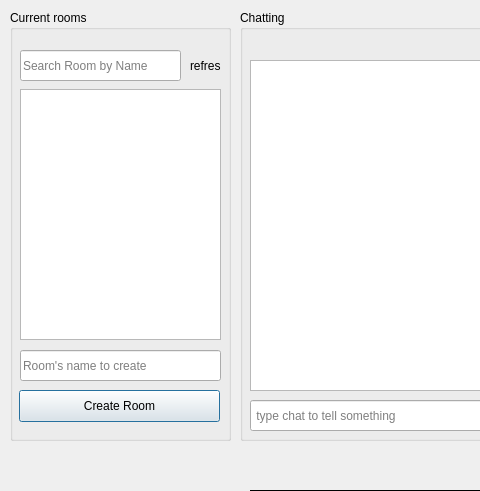
First picture: the form in client/ui/lobby.ui, repository BloodSweatTearz/Pyting, before the edit; both pictures show x 0 to 480 and y 0 to 491 of the 853 by 649 pixel window.
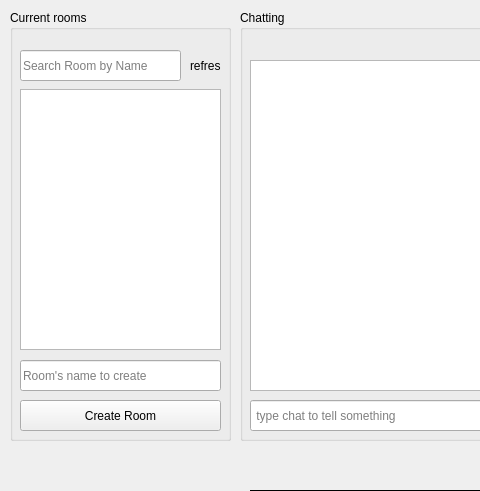
Second picture: the form after the edit.

What changed in the file:
```diff
--- a/client/ui/lobby.ui
+++ b/client/ui/lobby.ui
@@ -28,26 +28,13 @@
    <property name="title">
     <string>Current rooms</string>
    </property>
-   <widget class="QPushButton" name="createChatBtn">
-    <property name="geometry">
-     <rect>
-      <x>9</x>
-      <y>380</y>
-      <width>201</width>
-      <height>32</height>
-     </rect>
-    </property>
-    <property name="text">
-     <string>Create Room</string>
-    </property>
-   </widget>
    <widget class="QListWidget" name="roomlist">
     <property name="geometry">
      <rect>
       <x>10</x>
       <y>79</y>
       <width>201</width>
-      <height>251</height>
+      <height>261</height>
      </rect>
     </property>
     <property name="font">
@@ -63,7 +50,7 @@
     <property name="geometry">
      <rect>
       <x>10</x>
-      <y>340</y>
+      <y>350</y>
       <width>201</width>
       <height>31</height>
      </rect>
@@ -98,6 +85,19 @@
      <string>refresh</string>
     </property>
    </widget>
+   <widget class="QToolButton" name="createChatBtn">
+    <property name="geometry">
+     <rect>
+      <x>10</x>
+      <y>390</y>
+      <width>201</width>
+      <height>31</height>
+     </rect>
+    </property>
+    <property name="text">
+     <string>Create Room</string>
+    </property>
+   </widget>
   </widget>
   <widget class="QGroupBox" name="groupBox_2">
    <property name="geometry">
```
